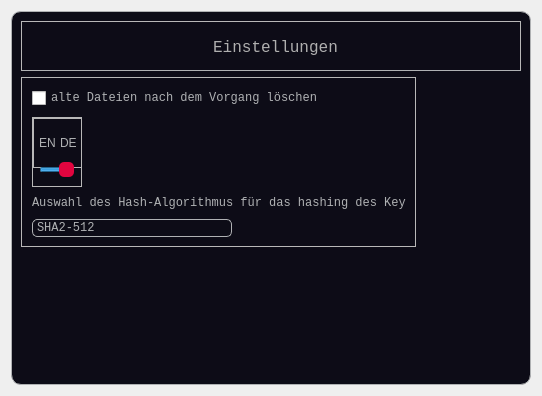
First picture: the form in UI-files/settings.ui, repository Crizzly57/EncryptData, before the edit.
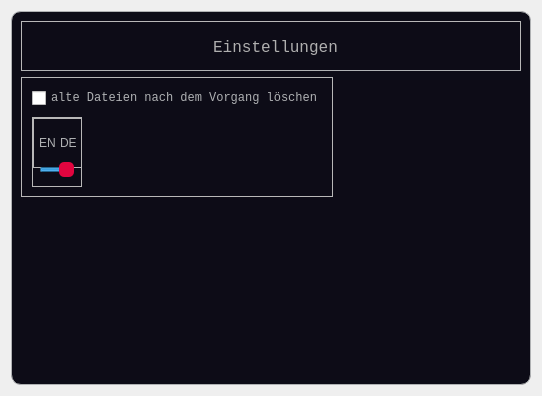
Second picture: the form after the edit. Icons and pictures are not drawn.

Commit message: removed the hash-algorithm selection, because it is not necessary

```diff
--- a/UI-files/settings.ui
+++ b/UI-files/settings.ui
@@ -2257,399 +2257,6 @@
            </property>
           </widget>
          </item>
-         <item row="3" column="0">
-          <widget class="QLabel" name="label_3">
-           <property name="maximumSize">
-            <size>
-             <width>16777215</width>
-             <height>30</height>
-            </size>
-           </property>
-           <property name="palette">
-            <palette>
-             <active>
-              <colorrole role="WindowText">
-               <brush brushstyle="SolidPattern">
-                <color alpha="255">
-                 <red>175</red>
-                 <green>177</green>
-                 <blue>179</blue>
-                </color>
-               </brush>
-              </colorrole>
-              <colorrole role="Text">
-               <brush brushstyle="SolidPattern">
-                <color alpha="255">
-                 <red>175</red>
-                 <green>177</green>
-                 <blue>179</blue>
-                </color>
-               </brush>
-              </colorrole>
-              <colorrole role="ButtonText">
-               <brush brushstyle="SolidPattern">
-                <color alpha="255">
-                 <red>175</red>
-                 <green>177</green>
-                 <blue>179</blue>
-                </color>
-               </brush>
-              </colorrole>
-              <colorrole role="PlaceholderText">
-               <brush brushstyle="NoBrush">
-                <color alpha="128">
-                 <red>175</red>
-                 <green>177</green>
-                 <blue>179</blue>
-                </color>
-               </brush>
-              </colorrole>
-             </active>
-             <inactive>
-              <colorrole role="WindowText">
-               <brush brushstyle="SolidPattern">
-                <color alpha="255">
-                 <red>175</red>
-                 <green>177</green>
-                 <blue>179</blue>
-                </color>
-               </brush>
-              </colorrole>
-              <colorrole role="Text">
-               <brush brushstyle="SolidPattern">
-                <color alpha="255">
-                 <red>175</red>
-                 <green>177</green>
-                 <blue>179</blue>
-                </color>
-               </brush>
-              </colorrole>
-              <colorrole role="ButtonText">
-               <brush brushstyle="SolidPattern">
-                <color alpha="255">
-                 <red>175</red>
-                 <green>177</green>
-                 <blue>179</blue>
-                </color>
-               </brush>
-              </colorrole>
-              <colorrole role="PlaceholderText">
-               <brush brushstyle="NoBrush">
-                <color alpha="128">
-                 <red>175</red>
-                 <green>177</green>
-                 <blue>179</blue>
-                </color>
-               </brush>
-              </colorrole>
-             </inactive>
-             <disabled>
-              <colorrole role="WindowText">
-               <brush brushstyle="SolidPattern">
-                <color alpha="255">
-                 <red>175</red>
-                 <green>177</green>
-                 <blue>179</blue>
-                </color>
-               </brush>
-              </colorrole>
-              <colorrole role="Text">
-               <brush brushstyle="SolidPattern">
-                <color alpha="255">
-                 <red>175</red>
-                 <green>177</green>
-                 <blue>179</blue>
-                </color>
-               </brush>
-              </colorrole>
-              <colorrole role="ButtonText">
-               <brush brushstyle="SolidPattern">
-                <color alpha="255">
-                 <red>175</red>
-                 <green>177</green>
-                 <blue>179</blue>
-                </color>
-               </brush>
-              </colorrole>
-              <colorrole role="PlaceholderText">
-               <brush brushstyle="NoBrush">
-                <color alpha="128">
-                 <red>175</red>
-                 <green>177</green>
-                 <blue>179</blue>
-                </color>
-               </brush>
-              </colorrole>
-             </disabled>
-            </palette>
-           </property>
-           <property name="font">
-            <font>
-             <family>Courier New</family>
-            </font>
-           </property>
-           <property name="text">
-            <string>Auswahl des Hash-Algorithmus für das hashing des Key</string>
-           </property>
-          </widget>
-         </item>
-         <item row="4" column="0">
-          <widget class="QComboBox" name="comboBox">
-           <property name="maximumSize">
-            <size>
-             <width>200</width>
-             <height>16777215</height>
-            </size>
-           </property>
-           <property name="palette">
-            <palette>
-             <active>
-              <colorrole role="WindowText">
-               <brush brushstyle="SolidPattern">
-                <color alpha="255">
-                 <red>175</red>
-                 <green>177</green>
-                 <blue>179</blue>
-                </color>
-               </brush>
-              </colorrole>
-              <colorrole role="Button">
-               <brush brushstyle="SolidPattern">
-                <color alpha="255">
-                 <red>13</red>
-                 <green>12</green>
-                 <blue>23</blue>
-                </color>
-               </brush>
-              </colorrole>
-              <colorrole role="Text">
-               <brush brushstyle="SolidPattern">
-                <color alpha="255">
-                 <red>175</red>
-                 <green>177</green>
-                 <blue>179</blue>
-                </color>
-               </brush>
-              </colorrole>
-              <colorrole role="ButtonText">
-               <brush brushstyle="SolidPattern">
-                <color alpha="255">
-                 <red>175</red>
-                 <green>177</green>
-                 <blue>179</blue>
-                </color>
-               </brush>
-              </colorrole>
-              <colorrole role="Base">
-               <brush brushstyle="SolidPattern">
-                <color alpha="255">
-                 <red>13</red>
-                 <green>12</green>
-                 <blue>23</blue>
-                </color>
-               </brush>
-              </colorrole>
-              <colorrole role="Window">
-               <brush brushstyle="SolidPattern">
-                <color alpha="255">
-                 <red>13</red>
-                 <green>12</green>
-                 <blue>23</blue>
-                </color>
-               </brush>
-              </colorrole>
-              <colorrole role="PlaceholderText">
-               <brush brushstyle="NoBrush">
-                <color alpha="128">
-                 <red>175</red>
-                 <green>177</green>
-                 <blue>179</blue>
-                </color>
-               </brush>
-              </colorrole>
-             </active>
-             <inactive>
-              <colorrole role="WindowText">
-               <brush brushstyle="SolidPattern">
-                <color alpha="255">
-                 <red>175</red>
-                 <green>177</green>
-                 <blue>179</blue>
-                </color>
-               </brush>
-              </colorrole>
-              <colorrole role="Button">
-               <brush brushstyle="SolidPattern">
-                <color alpha="255">
-                 <red>13</red>
-                 <green>12</green>
-                 <blue>23</blue>
-                </color>
-               </brush>
-              </colorrole>
-              <colorrole role="Text">
-               <brush brushstyle="SolidPattern">
-                <color alpha="255">
-                 <red>175</red>
-                 <green>177</green>
-                 <blue>179</blue>
-                </color>
-               </brush>
-              </colorrole>
-              <colorrole role="ButtonText">
-               <brush brushstyle="SolidPattern">
-                <color alpha="255">
-                 <red>175</red>
-                 <green>177</green>
-                 <blue>179</blue>
-                </color>
-               </brush>
-              </colorrole>
-              <colorrole role="Base">
-               <brush brushstyle="SolidPattern">
-                <color alpha="255">
-                 <red>13</red>
-                 <green>12</green>
-                 <blue>23</blue>
-                </color>
-               </brush>
-              </colorrole>
-              <colorrole role="Window">
-               <brush brushstyle="SolidPattern">
-                <color alpha="255">
-                 <red>13</red>
-                 <green>12</green>
-                 <blue>23</blue>
-                </color>
-               </brush>
-              </colorrole>
-              <colorrole role="PlaceholderText">
-               <brush brushstyle="NoBrush">
-                <color alpha="128">
-                 <red>175</red>
-                 <green>177</green>
-                 <blue>179</blue>
-                </color>
-               </brush>
-              </colorrole>
-             </inactive>
-             <disabled>
-              <colorrole role="WindowText">
-               <brush brushstyle="SolidPattern">
-                <color alpha="255">
-                 <red>175</red>
-                 <green>177</green>
-                 <blue>179</blue>
-                </color>
-               </brush>
-              </colorrole>
-              <colorrole role="Button">
-               <brush brushstyle="SolidPattern">
-                <color alpha="255">
-                 <red>13</red>
-                 <green>12</green>
-                 <blue>23</blue>
-                </color>
-               </brush>
-              </colorrole>
-              <colorrole role="Text">
-               <brush brushstyle="SolidPattern">
-                <color alpha="255">
-                 <red>175</red>
-                 <green>177</green>
-                 <blue>179</blue>
-                </color>
-               </brush>
-              </colorrole>
-              <colorrole role="ButtonText">
-               <brush brushstyle="SolidPattern">
-                <color alpha="255">
-                 <red>175</red>
-                 <green>177</green>
-                 <blue>179</blue>
-                </color>
-               </brush>
-              </colorrole>
-              <colorrole role="Base">
-               <brush brushstyle="SolidPattern">
-                <color alpha="255">
-                 <red>13</red>
-                 <green>12</green>
-                 <blue>23</blue>
-                </color>
-               </brush>
-              </colorrole>
-              <colorrole role="Window">
-               <brush brushstyle="SolidPattern">
-                <color alpha="255">
-                 <red>13</red>
-                 <green>12</green>
-                 <blue>23</blue>
-                </color>
-               </brush>
-              </colorrole>
-              <colorrole role="PlaceholderText">
-               <brush brushstyle="NoBrush">
-                <color alpha="128">
-                 <red>175</red>
-                 <green>177</green>
-                 <blue>179</blue>
-                </color>
-               </brush>
-              </colorrole>
-             </disabled>
-            </palette>
-           </property>
-           <property name="font">
-            <font>
-             <family>Courier New</family>
-            </font>
-           </property>
-           <property name="currentIndex">
-            <number>3</number>
-           </property>
-           <item>
-            <property name="text">
-             <string>SHA2-224</string>
-            </property>
-           </item>
-           <item>
-            <property name="text">
-             <string>SHA2-256</string>
-            </property>
-           </item>
-           <item>
-            <property name="text">
-             <string>SHA2-384</string>
-            </property>
-           </item>
-           <item>
-            <property name="text">
-             <string>SHA2-512</string>
-            </property>
-           </item>
-           <item>
-            <property name="text">
-             <string>SHA3-224</string>
-            </property>
-           </item>
-           <item>
-            <property name="text">
-             <string>SHA3-256</string>
-            </property>
-           </item>
-           <item>
-            <property name="text">
-             <string>SHA3-384</string>
-            </property>
-           </item>
-           <item>
-            <property name="text">
-             <string>SHA3-512</string>
-            </property>
-           </item>
-          </widget>
-         </item>
         </layout>
        </widget>
       </item>
```
The commit also changes 3 other files.
